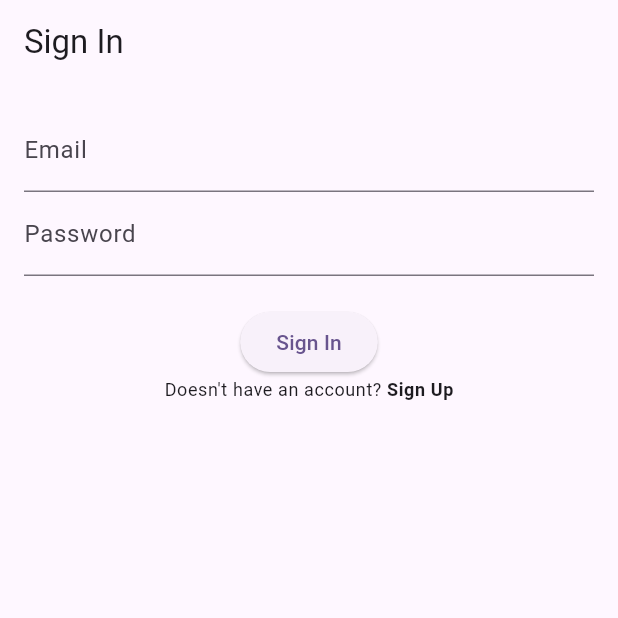
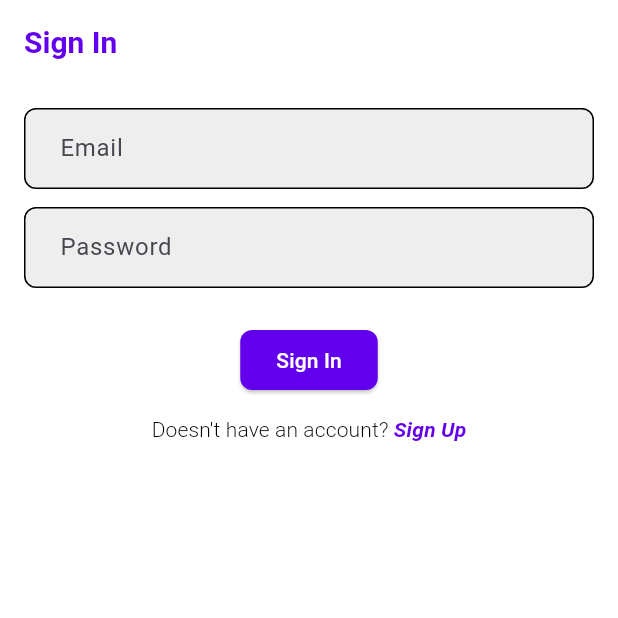
Before and after one commit to GuilhermeDaSilvaVieira/track_reads, a Flutter app: the screen it shows after launch, on a phone screen of 412 x 824 dp, the top half of it. Run offline on Flutter 3.47's test engine with Material 3 defaults, Android fonts, the light colour scheme and no system bars; our stand-ins replace cached_network_image, cloud_firestore, dotted_border, equatable, firebase_auth, firebase_core and 2 more; accounts and stored records are empty.

Commit message:
feat(theme): add theme toggle and improve UI readability

```diff
--- /dev/null
+++ b/lib/core/theme/app_pallete.dart
@@ -0,0 +1,24 @@
+import 'package:flutter/material.dart';
+
+class AppPallete {
+  // Light Theme Colors
+  static const Color lightPrimary = Color(0xFF6200EE);
+  static const Color lightBackground = Colors.white;
+  static const Color lightOnBackground = Colors.black;
+  static Color lightInputFill = Colors.grey.shade200;
+  static const Color lightCardBackground = Color(0xFFF4F4F4);
+  static const Color lightDeleteButton = Color(0xFFFF3D33);
+  static const Color lightStars = Colors.amber;
+
+  // Dark Theme Colors
+  static const Color darkPrimary = Color(0xFFBB86FC);
+  static const Color darkBackground = Color(0xFF252525);
+  static const Color darkOnBackground = Colors.white;
+  static Color darkInputFill = Colors.grey.shade800;
+  static const Color darkCardBackground = Color(0xFF353535);
+  static const Color darkDeleteButton = Color(0xFFFF6E66);
+  static const Color darkStars = Colors.amberAccent;
+
+  // Common
+  static Color transparent = Colors.transparent;
+}
--- /dev/null
+++ b/lib/core/theme/app_theme.dart
@@ -0,0 +1,248 @@
+import 'package:flutter/material.dart';
+import 'package:flutter/services.dart';
+
+import 'app_pallete.dart';
+
+class AppTheme {
+  static ThemeData get light {
+    return ThemeData.light(useMaterial3: true).copyWith(
+      // Color Scheme
+      brightness: Brightness.light,
+      primaryColor: AppPallete.lightPrimary,
+      scaffoldBackgroundColor: AppPallete.lightBackground,
+
+      // Text Theme
+      textTheme: const TextTheme(
+        titleLarge: TextStyle(
+          fontSize: 18,
+          fontWeight: FontWeight.bold,
+          color: AppPallete.lightOnBackground,
+        ),
+        titleMedium: TextStyle(
+          fontSize: 16,
+          fontWeight: FontWeight.w400,
+          color: AppPallete.lightOnBackground,
+        ),
+        titleSmall: TextStyle(
+          fontSize: 14,
+          fontWeight: FontWeight.w300,
+          fontStyle: FontStyle.italic,
+          color: AppPallete.lightOnBackground,
+        ),
+        bodyLarge: TextStyle(
+          fontSize: 16,
+          fontWeight: FontWeight.w400,
+          color: AppPallete.lightOnBackground,
+        ),
+        bodyMedium: TextStyle(
+          fontSize: 14,
+          fontWeight: FontWeight.w400,
+          color: AppPallete.lightOnBackground,
+        ),
+        labelMedium: TextStyle(
+          fontSize: 16,
+          fontWeight: FontWeight.w400,
+          color: AppPallete.lightPrimary,
+        ),
+        labelSmall: TextStyle(
+          fontSize: 14,
+          fontWeight: FontWeight.w400,
+          color: AppPallete.lightOnBackground,
+        ),
+      ),
+
+      // AppBar Theme
+      appBarTheme: AppBarTheme(
+        systemOverlayStyle: SystemUiOverlayStyle.dark.copyWith(
+          statusBarColor: AppPallete.transparent,
+          systemNavigationBarColor: AppPallete.lightBackground,
+          systemNavigationBarIconBrightness: Brightness.dark,
+        ),
+        color: AppPallete.transparent,
+        elevation: 0,
+        titleTextStyle: const TextStyle(
+          color: AppPallete.lightPrimary,
+          fontSize: 20,
+          fontWeight: FontWeight.bold,
+        ),
+      ),
+
+      // Input Decoration Theme (for TextFields)
+      inputDecorationTheme: InputDecorationTheme(
+        filled: true,
+        fillColor: AppPallete.lightInputFill,
+        enabledBorder: OutlineInputBorder(
+          borderRadius: BorderRadius.circular(8),
+          borderSide: const BorderSide(
+            color: AppPallete.lightOnBackground,
+            width: 1,
+          ),
+        ),
+        focusedBorder: OutlineInputBorder(
+          borderRadius: BorderRadius.circular(8),
+          borderSide: const BorderSide(
+            color: AppPallete.lightPrimary,
+            width: 1,
+          ),
+        ),
+        errorBorder: OutlineInputBorder(
+          borderRadius: BorderRadius.circular(8),
+          borderSide: const BorderSide(
+            color: AppPallete.lightOnBackground,
+            width: 1,
+          ),
+        ),
+        focusedErrorBorder: OutlineInputBorder(
+          borderRadius: BorderRadius.circular(8),
+          borderSide: const BorderSide(
+            color: AppPallete.lightOnBackground,
+            width: 1,
+          ),
+        ),
+        contentPadding: const EdgeInsets.symmetric(
+          vertical: 15,
+          horizontal: 20,
+        ),
+      ),
+
+      // ElevatedButton Theme
+      elevatedButtonTheme: ElevatedButtonThemeData(
+        style: ElevatedButton.styleFrom(
+          backgroundColor: AppPallete.lightPrimary,
+          shape: RoundedRectangleBorder(
+            borderRadius: BorderRadius.circular(8),
+          ),
+          foregroundColor: AppPallete.lightBackground,
+        ),
+      ),
+
+      // Card Theme
+      cardTheme: CardTheme(
+        shape: RoundedRectangleBorder(
+          borderRadius: BorderRadius.circular(4),
+        ),
+        elevation: 2,
+        color: AppPallete.lightCardBackground,
+      ),
+    );
+  }
+
+  // Dark theme (optional, can be used for dark mode)
+  static ThemeData get dark {
+    return ThemeData.dark(useMaterial3: true).copyWith(
+      // Color Scheme
+      brightness: Brightness.dark,
+      primaryColor: AppPallete.darkPrimary,
+      scaffoldBackgroundColor: AppPallete.darkBackground,
+
+      // Text Theme
+      textTheme: const TextTheme(
+        titleLarge: TextStyle(
+          fontSize: 18,
+          fontWeight: FontWeight.bold,
+          color: AppPallete.darkOnBackground,
+        ),
+        titleMedium: TextStyle(
+          fontSize: 16,
+          fontWeight: FontWeight.w400,
+          color: AppPallete.darkOnBackground,
+        ),
+        titleSmall: TextStyle(
+          fontSize: 14,
+          fontWeight: FontWeight.w300,
+          fontStyle: FontStyle.italic,
+          color: AppPallete.darkOnBackground,
+        ),
+        bodyMedium: TextStyle(
+          fontSize: 16,
+          fontWeight: FontWeight.w400,
+          color: AppPallete.darkOnBackground,
+        ),
+        labelMedium: TextStyle(
+          fontSize: 16,
+          fontWeight: FontWeight.w400,
+          color: AppPallete.darkPrimary,
+        ),
+        labelSmall: TextStyle(
+          fontSize: 14,
+          fontWeight: FontWeight.w400,
+          color: AppPallete.darkOnBackground,
+        ),
+      ),
+
+      // AppBar Theme
+      appBarTheme: AppBarTheme(
+        systemOverlayStyle: SystemUiOverlayStyle.light.copyWith(
+          statusBarColor: AppPallete.transparent,
+          systemNavigationBarColor: AppPallete.darkBackground,
+          systemNavigationBarIconBrightness: Brightness.light,
+        ),
+        color: AppPallete.transparent,
+        elevation: 0,
+        titleTextStyle: const TextStyle(
+          color: AppPallete.darkPrimary,
+          fontSize: 20,
+          fontWeight: FontWeight.bold,
+        ),
+      ),
+
+      // Input Decoration Theme (for TextFields)
+      inputDecorationTheme: InputDecorationTheme(
+        filled: true,
+        fillColor: AppPallete.darkInputFill,
+        enabledBorder: OutlineInputBorder(
+          borderRadius: BorderRadius.circular(8),
+          borderSide: const BorderSide(
+            color: AppPallete.darkOnBackground,
+            width: 1,
+          ),
+        ),
+        focusedBorder: OutlineInputBorder(
+          borderRadius: BorderRadius.circular(8),
+          borderSide: const BorderSide(
+            color: AppPallete.darkPrimary,
+            width: 1,
+          ),
+        ),
+        errorBorder: OutlineInputBorder(
+          borderRadius: BorderRadius.circular(8),
+          borderSide: const BorderSide(
+            color: AppPallete.darkOnBackground,
+            width: 1,
+          ),
+        ),
+        focusedErrorBorder: OutlineInputBorder(
+          borderRadius: BorderRadius.circular(8),
+          borderSide: const BorderSide(
+            color: AppPallete.darkOnBackground,
+            width: 1,
+          ),
+        ),
+        contentPadding: const EdgeInsets.symmetric(
+          vertical: 15,
+          horizontal: 20,
+        ),
+      ),
+
+      // ElevatedButton Theme
+      elevatedButtonTheme: ElevatedButtonThemeData(
+        style: ElevatedButton.styleFrom(
+          backgroundColor: AppPallete.darkPrimary,
+          shape: RoundedRectangleBorder(
+            borderRadius: BorderRadius.circular(8),
+          ),
+          foregroundColor: AppPallete.darkOnBackground,
+        ),
+      ),
+
+      // Card Theme
+      cardTheme: CardTheme(
+        shape: RoundedRectangleBorder(
+          borderRadius: BorderRadius.circular(4),
+        ),
+        elevation: 2,
+        color: AppPallete.darkCardBackground,
+      ),
+    );
+  }
+}
--- /dev/null
+++ b/lib/core/theme/bloc/theme_bloc.dart
@@ -0,0 +1,24 @@
+import 'package:flutter_bloc/flutter_bloc.dart';
+
+sealed class ThemeEvent {}
+
+final class ThemeLoad extends ThemeEvent {}
+
+final class ThemeToggle extends ThemeEvent {}
+
+class ThemeBloc extends Bloc<ThemeEvent, bool> {
+  ThemeBloc() : super(false) {
+    on<ThemeLoad>(_loadTheme);
+    on<ThemeToggle>(_toggleTheme);
+  }
+
+  void _loadTheme(ThemeLoad event, Emitter<bool> emit) {
+    final isDark = false;
+
+    emit(isDark);
+  }
+
+  void _toggleTheme(ThemeToggle event, Emitter<bool> emit) async {
+    emit(!state);
+  }
+}
--- a/lib/features/auth/presentation/screens/sign_in_screen.dart
+++ b/lib/features/auth/presentation/screens/sign_in_screen.dart
@@ -1,6 +1,8 @@
 import 'package:flutter/gestures.dart';
 import 'package:flutter/material.dart';
 import 'package:flutter_bloc/flutter_bloc.dart';
+import '../../../../core/theme/app_pallete.dart';
+import '../../../../core/theme/bloc/theme_bloc.dart';
 import '../../../../core/utils/input_validators.dart';
 import '../bloc/auth_bloc.dart';
 
@@ -55,13 +57,14 @@ class _SignInScreenState extends State<SignInScreen> {
                       keyboardType: TextInputType.emailAddress,
                       validator: InputValidators.validateEmail,
                     ),
+                    const SizedBox(height: 12),
                     TextFormField(
                       controller: passwordController,
                       decoration: const InputDecoration(labelText: 'Password'),
                       obscureText: true,
                       validator: InputValidators.validatePassword,
                     ),
-                    const SizedBox(height: 20),
+                    const SizedBox(height: 24),
                     ElevatedButton(
                       onPressed: () {
                         final isValid =
@@ -77,9 +80,14 @@ class _SignInScreenState extends State<SignInScreen> {
                       },
                       child: const Text('Sign In'),
                     ),
-                    RichText(
+                    const SizedBox(height: 12),
+                    BlocBuilder<ThemeBloc, bool>(builder: (context, state) {
+                      return RichText(
                         text: TextSpan(
-                        style: Theme.of(context).textTheme.bodySmall,
+                          style: Theme.of(context)
+                              .textTheme
+                              .titleSmall!
+                              .copyWith(fontStyle: FontStyle.normal),
                           children: [
                             const TextSpan(text: 'Doesn\'t have an account? '),
                             TextSpan(
@@ -87,13 +95,18 @@ class _SignInScreenState extends State<SignInScreen> {
                               recognizer: TapGestureRecognizer()
                                 ..onTap = () => Navigator.of(context)
                                     .pushReplacementNamed('/signup'),
-                            style: const TextStyle(
+                              style: TextStyle(
                                 fontWeight: FontWeight.w600,
+                                fontStyle: FontStyle.italic,
+                                color: state
+                                    ? AppPallete.darkPrimary
+                                    : AppPallete.lightPrimary,
                               ),
                             ),
                           ],
                         ),
-                    ),
+                      );
+                    }),
                   ],
                 ),
               ),
--- a/lib/features/book/presentation/screens/book_screen.dart
+++ b/lib/features/book/presentation/screens/book_screen.dart
@@ -28,6 +28,7 @@ class BookScreen extends StatelessWidget {
         bottomNavigationBar: TabBar(
           isScrollable: true,
           tabAlignment: TabAlignment.start,
+          labelStyle: Theme.of(context).textTheme.labelMedium,
           tabs: [
             Tab(text: BookStatus.finished.readable),
             Tab(text: BookStatus.inProgress.readable),
--- a/lib/features/book/presentation/widgets/book_card.dart
+++ b/lib/features/book/presentation/widgets/book_card.dart
@@ -40,9 +40,6 @@ class BookCard extends StatelessWidget {
           Navigator.of(context).pushNamed('/books/details');
         },
         child: Card(
-          shape: RoundedRectangleBorder(
-            borderRadius: BorderRadius.circular(4),
-          ),
           child: Padding(
             padding: const EdgeInsets.all(8),
             child: Row(
@@ -66,7 +63,7 @@ class BookCard extends StatelessWidget {
                     children: [
                       Text(
                         title,
-                        style: Theme.of(context).textTheme.titleMedium,
+                        style: Theme.of(context).textTheme.titleLarge,
                         maxLines: 2,
                         overflow: TextOverflow.ellipsis,
                       ),
--- a/lib/features/book/presentation/widgets/book_tab.dart
+++ b/lib/features/book/presentation/widgets/book_tab.dart
@@ -24,9 +24,10 @@ class BookTab extends StatelessWidget {
           final books =
               state.books.where((book) => book.status == status).toList();
           if (books.isEmpty) {
-            return const Center(
+            return Center(
               child: Text(
                 'This list is currently empty.\nClick the + button below to add a new book',
+                style: Theme.of(context).textTheme.bodyLarge,
               ),
             );
           }
@@ -49,9 +50,10 @@ class BookTab extends StatelessWidget {
         } else if (state is BookOperationFailure) {
           return Center(child: Text('Error: ${state.error}'));
         }
-        return const Center(
+        return Center(
           child: Text(
             'This list is currently empty.\nClick the + button below to add a new book',
+            style: Theme.of(context).textTheme.bodyLarge,
           ),
         );
       },
--- a/lib/features/book/presentation/widgets/books_popup_menu.dart
+++ b/lib/features/book/presentation/widgets/books_popup_menu.dart
@@ -1,5 +1,6 @@
 import 'package:flutter/material.dart';
 import 'package:flutter_bloc/flutter_bloc.dart';
+import '../../../../core/theme/bloc/theme_bloc.dart';
 import '../../../auth/presentation/bloc/auth_bloc.dart';
 import '../models/books_menu_option.dart';
 
@@ -20,7 +21,7 @@ class BooksPopupMenu extends StatelessWidget {
             // Implement filter functionality
             break;
           case BooksMenuOption.switchTheme:
-            // Implement theme switch functionality
+            context.read<ThemeBloc>().add(ThemeToggle());
             break;
           case BooksMenuOption.settings:
             // Navigate to settings page
@@ -83,7 +84,6 @@ class BooksPopupMenu extends StatelessWidget {
           ),
         ),
         PopupMenuItem<BooksMenuOption>(
-          enabled: false,
           value: BooksMenuOption.switchTheme,
           child: ListTile(
             leading: const Icon(Icons.brightness_6),
--- a/lib/features/book/presentation/widgets/details_popup_menu.dart
+++ b/lib/features/book/presentation/widgets/details_popup_menu.dart
@@ -30,7 +30,7 @@ class DetailsPopupMenu extends StatelessWidget {
                 return AlertDialog(
                   title: Text(
                     'Delete Book',
-                    style: Theme.of(context).textTheme.titleMedium,
+                    style: Theme.of(context).textTheme.titleLarge,
                   ),
                   content:
                       const Text('Are you sure you want to delete this Book?'),
--- a/lib/main.dart
+++ b/lib/main.dart
@@ -1,5 +1,3 @@
-import 'dart:io';
-
 import 'package:cloud_firestore/cloud_firestore.dart';
 import 'package:firebase_auth/firebase_auth.dart';
 import 'package:firebase_core/firebase_core.dart';
@@ -8,6 +6,8 @@ import 'package:flutter/material.dart';
 import 'package:flutter_bloc/flutter_bloc.dart';
 import 'core/bloc/app_bloc_observer.dart';
 import 'core/presentation/screens/not_found_screen.dart';
+import 'core/theme/app_theme.dart';
+import 'core/theme/bloc/theme_bloc.dart';
 import 'features/auth/presentation/bloc/auth_bloc.dart';
 import 'features/auth/presentation/screens/sign_in_screen.dart';
 import 'features/auth/presentation/screens/sign_up_screen.dart';
@@ -62,13 +62,17 @@ class MyApp extends StatelessWidget {
             readBook: di.sl(),
           )..add(const BooksLoadRequested()),
         ),
+        BlocProvider(
+          create: (_) => ThemeBloc()..add(ThemeLoad()),
+        ),
       ],
-      child: MaterialApp(
+      child: BlocBuilder<ThemeBloc, bool>(
+        builder: (context, state) {
+          return MaterialApp(
             title: 'TrackReads',
-        theme: ThemeData(
-          colorScheme: ColorScheme.fromSeed(seedColor: Colors.deepPurple),
-          useMaterial3: true,
-        ),
+            theme: AppTheme.light,
+            darkTheme: AppTheme.dark,
+            themeMode: state ? ThemeMode.dark : ThemeMode.light,
             home: const AuthWrapper(),
             onGenerateRoute: (settings) {
               // Handle static routes
@@ -79,9 +83,11 @@ class MyApp extends StatelessWidget {
               } else if (settings.name == '/books') {
                 return MaterialPageRoute(builder: (_) => const BookScreen());
               } else if (settings.name == '/books/add') {
-            return MaterialPageRoute(builder: (_) => const BookModifyScreen());
+                return MaterialPageRoute(
+                    builder: (_) => const BookModifyScreen());
               } else if (settings.name == '/books/details') {
-            return MaterialPageRoute(builder: (_) => const BookDetailScreen());
+                return MaterialPageRoute(
+                    builder: (_) => const BookDetailScreen());
               } else if (settings.name == '/books/edit') {
                 final book = settings.arguments as BookModel?;
                 return MaterialPageRoute(
@@ -93,6 +99,8 @@ class MyApp extends StatelessWidget {
             onUnknownRoute: (settings) => MaterialPageRoute(
               builder: (_) => const NotFoundScreen(),
             ),
+          );
+        },
       ),
     );
   }
```
Also changed, not shown: lib/features/auth/presentation/screens/sign_up_screen.dart (+19 -5 lines), lib/features/book/presentation/screens/book_detail_screen.dart (+17 -13 lines), lib/features/book/presentation/screens/book_modify_screen.dart (+26 -9 lines), lib/features/book/presentation/widgets/star_rating.dart (+15 -8 lines). Lines whose indentation alone changed are shown as unchanged.
